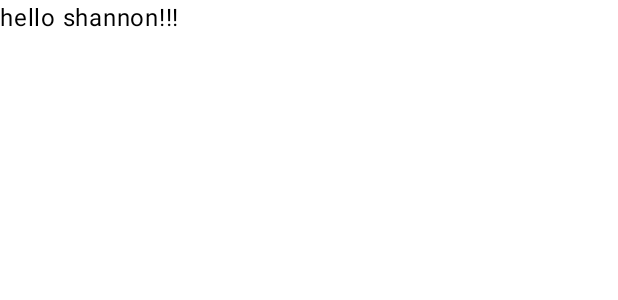
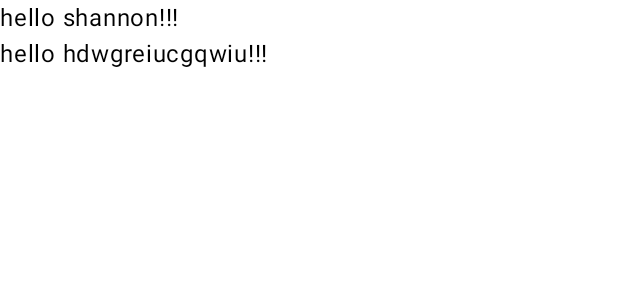
Before and after one commit to sfiorenzaaa/labweek7, an Android app built with Jetpack Compose: the @Preview function HomeViewPreview, on a phone screen of 412 x 824 dp. Shown: the top 300 px of the screen. Run offline under Robolectric (Android 15) with nearby library versions, the phone set to English and light mode, and no system bars.

Commit message:
update homeview

```diff
--- a/app/src/main/java/com/shannon/myapplication/homeview.kt
+++ b/app/src/main/java/com/shannon/myapplication/homeview.kt
@@ -11,6 +11,11 @@ fun HomeView(){
     Column {
         Text (
             text = "hello shannon!!!"
+
+        )
+        Text (
+            text = "hello hdwgreiucgqwiu!!!"
+
         )
     }
 }
```
